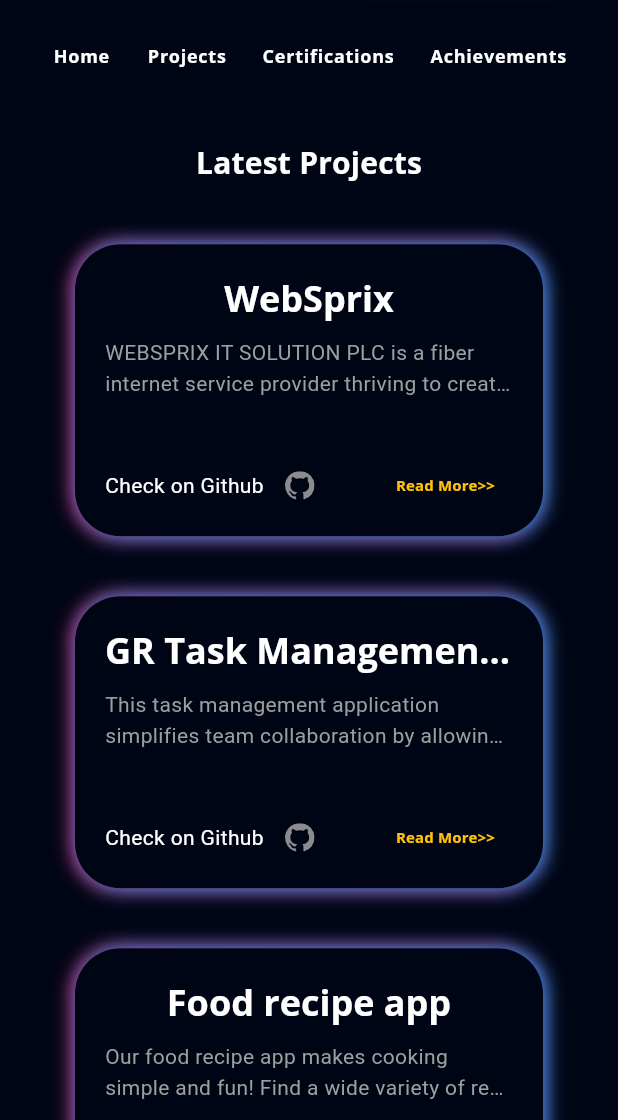
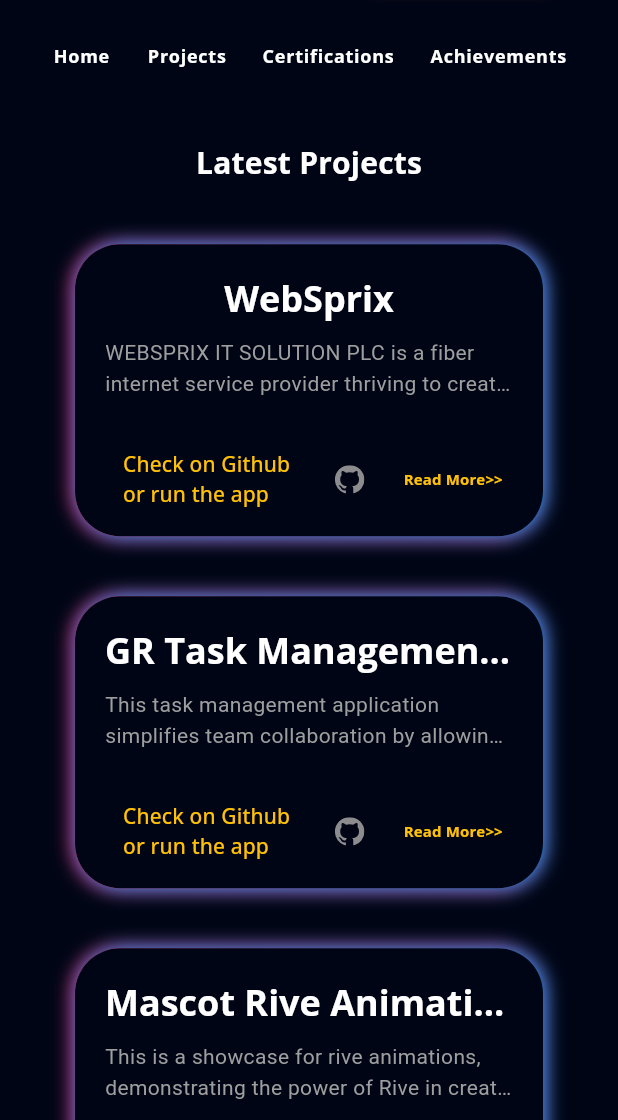
Before and after one commit to YteaG/web_portfolio1, a Flutter app: the screen it shows after launch, scrolled down 576 dp, on a phone screen of 412 x 824 dp, the part 116-1236 px from its top. Run offline on Flutter 3.47's test engine with Material 3 defaults, Android fonts, the phone set to English and light mode, and no system bars; our stand-ins replace flutter_svg, font_awesome_flutter, get, google_fonts, photo_view.

Commit message:
added bubble rive

```diff
--- a/lib/model/project_model.dart
+++ b/lib/model/project_model.dart
@@ -17,7 +17,13 @@ List<Project> projectList = [
     'GR Task Management App',
     'This task management application simplifies team collaboration by allowing users to create, assign, and track tasks within a group. Ideal for small teams or project groups, it enables members to stay organized and accountable. Each task can be assigned to specific users, marked with deadlines, and updated as progress is made. With a clean and intuitive interface, the app keeps everyone on the same page, promoting productivity and efficient task completion. The project is ongoing and we cannot share the link yet.',
     'assets/images/task.png',
-    'https://websprix-ui-update.vercel.app/',
+      ""
+  ),
+   Project(
+    'Mascot Rive Animation',
+    'This is a showcase for rive animations, demonstrating the power of Rive in creating interactive and engaging user interfaces. The project features various animations that can be integrated into mobile and web applications, enhancing user experience with dynamic visuals.',
+    'assets/images/bubble.png',
+    'https://bubbleriveflutter.vercel.app/#/mascot',
   ),
   Project(
     'Food recipe app',
--- a/lib/view/projects/components/project_link.dart
+++ b/lib/view/projects/components/project_link.dart
@@ -14,9 +14,14 @@ class ProjectLinks extends StatelessWidget {
       children: [
         Row(
           children: [
-            const Text('Check on Github',
-                style: TextStyle(color: Colors.white),
-                overflow: TextOverflow.ellipsis),
+            TextButton(
+              child: const Text('Check on Github \nor run the app',
+                  style: TextStyle(color: Colors.amber,),
+                  overflow: TextOverflow.ellipsis),
+              onPressed: () {
+                 launchUrl(Uri.parse(projectList[index].link));
+              }
+            ),
             IconButton(
                 onPressed: () {
                   launchUrl(Uri.parse(projectList[index].link));
```
Also changed, not shown: assets/images/bubble.png (added), pubspec.lock.
